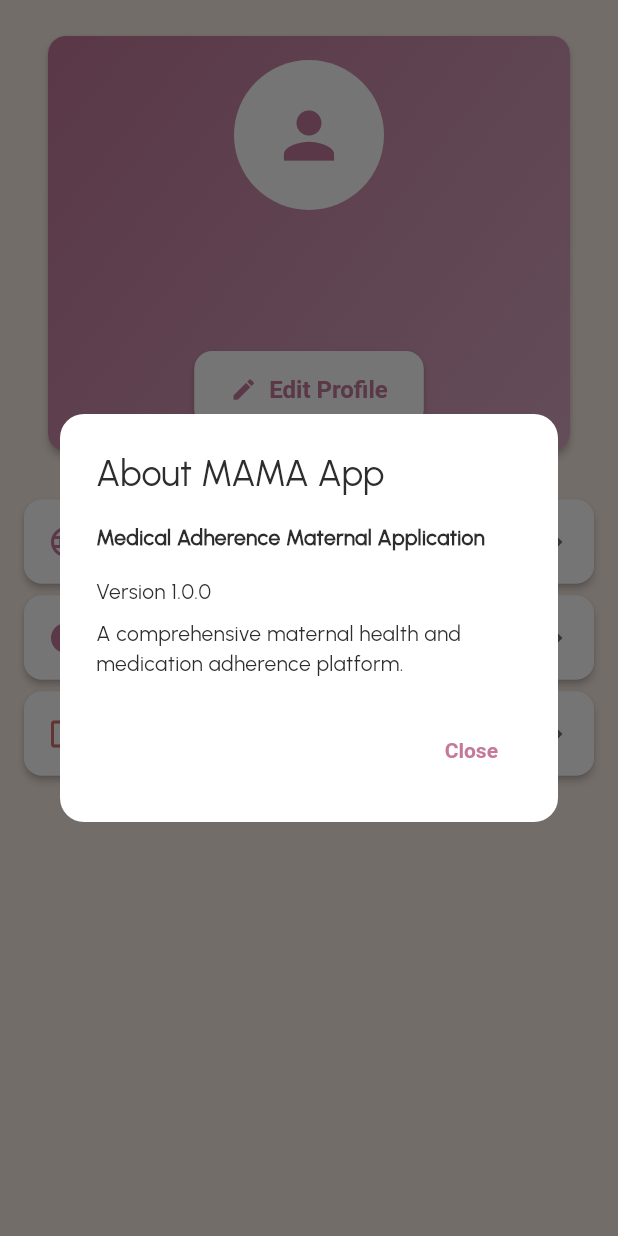
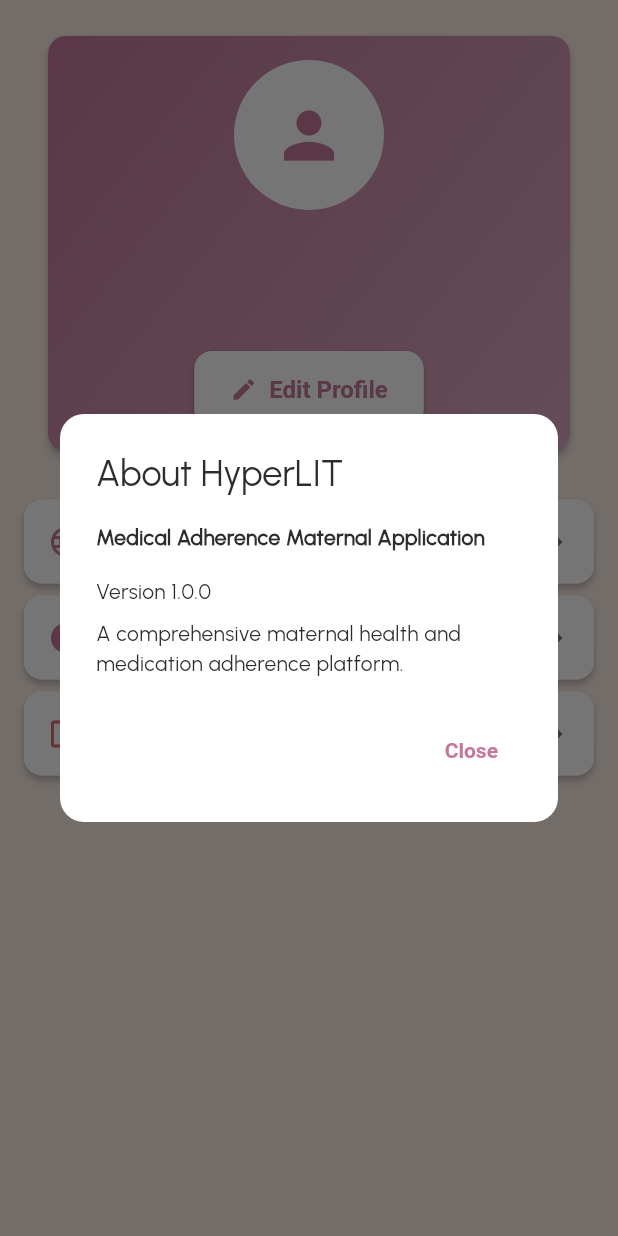
Before and after one commit to lansoyyy/Mama-App, a Flutter app: the ProfileScreen screen opened directly, after a tap on "About", on a phone screen of 412 x 824 dp. Run offline on Flutter 3.47's test engine with Material 3 defaults, Android fonts, the phone set to English and light mode, and no system bars; our stand-ins replace cached_network_image, cloud_firestore, firebase_auth, firebase_core, firebase_storage, font_awesome_flutter and 1 more; accounts and stored records are empty.

Commit message:
wip fixes

```diff
--- a/lib/screens/profile/profile_screen.dart
+++ b/lib/screens/profile/profile_screen.dart
@@ -144,7 +144,7 @@
     showDialog(
       context: context,
       builder: (context) => AlertDialog(
-        title: const Text('About MAMA App'),
+        title: const Text('About HyperLIT'),
         content: const Column(
           mainAxisSize: MainAxisSize.min,
           crossAxisAlignment: CrossAxisAlignment.start,
--- a/lib/services/firestore_service.dart
+++ b/lib/services/firestore_service.dart
@@ -1947,7 +1947,7 @@
   }) async {
     await addNotification(
       userId: userId,
-      title: 'Welcome to MAMA! 👋',
+      title: 'Welcome to HyperLIT! 👋',
       message:
           'Welcome $userName! We\'re here to support your maternal health journey.',
       type: 'welcome',
--- a/lib/utils/constants.dart
+++ b/lib/utils/constants.dart
@@ -3,7 +3,7 @@
 /// App-wide constants
 class AppConstants {
   // App Information
-  static const String appName = 'MAMA';
+  static const String appName = 'HyperLIT';
   static const String appFullName = 'Medical Adherence Maternal Application';
   static const String appVersion = '1.0.0';
 
```
Also changed, not shown: assets/images/logo.png, 8 other files.
